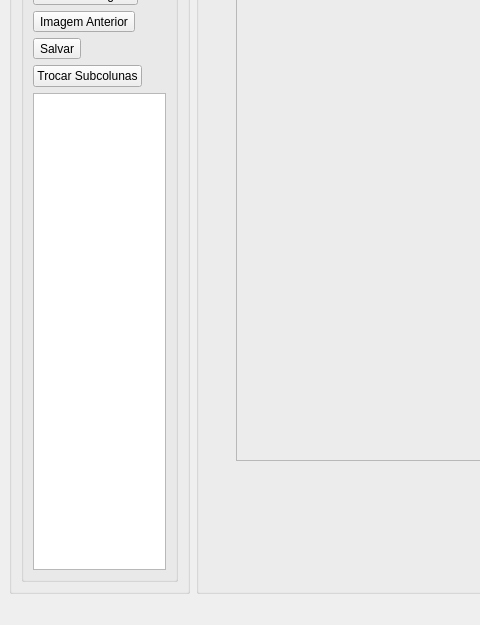
Above: gui/augmentation_window.ui from SonanFarr/annotation_software before the change; both pictures show x 0 to 480 and y 128 to 753 of the 1204 by 753 pixel window. Below: the same form after it.
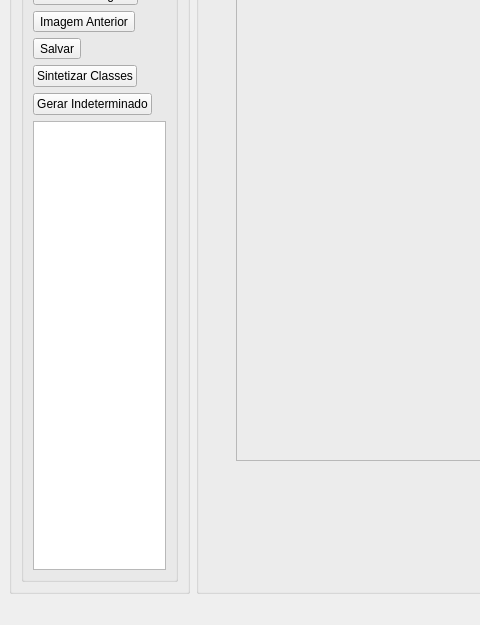
That is the form after the change.

Commit message: Adding indeterminated sinthesys;

Diff of the .ui file:
```diff
--- a/gui/augmentation_window.ui
+++ b/gui/augmentation_window.ui
@@ -110,11 +110,18 @@
           <item row="6" column="0">
            <widget class="QPushButton" name="btn_trocar_subcolunas">
             <property name="text">
-             <string>Trocar Subcolunas</string>
+             <string>Sintetizar Classes</string>
             </property>
            </widget>
           </item>
-          <item row="7" column="0" colspan="2">
+          <item row="7" column="0">
+            <widget class="QPushButton" name="btn_ind_sintese">
+             <property name="text">
+               <string>Gerar Indeterminado</string>
+             </property>
+            </widget>
+          </item>
+          <item row="8" column="0" colspan="2">
            <widget class="QTableWidget" name="table_class"/>
           </item>
          </layout>
```
The commit also changes 2 other files.
